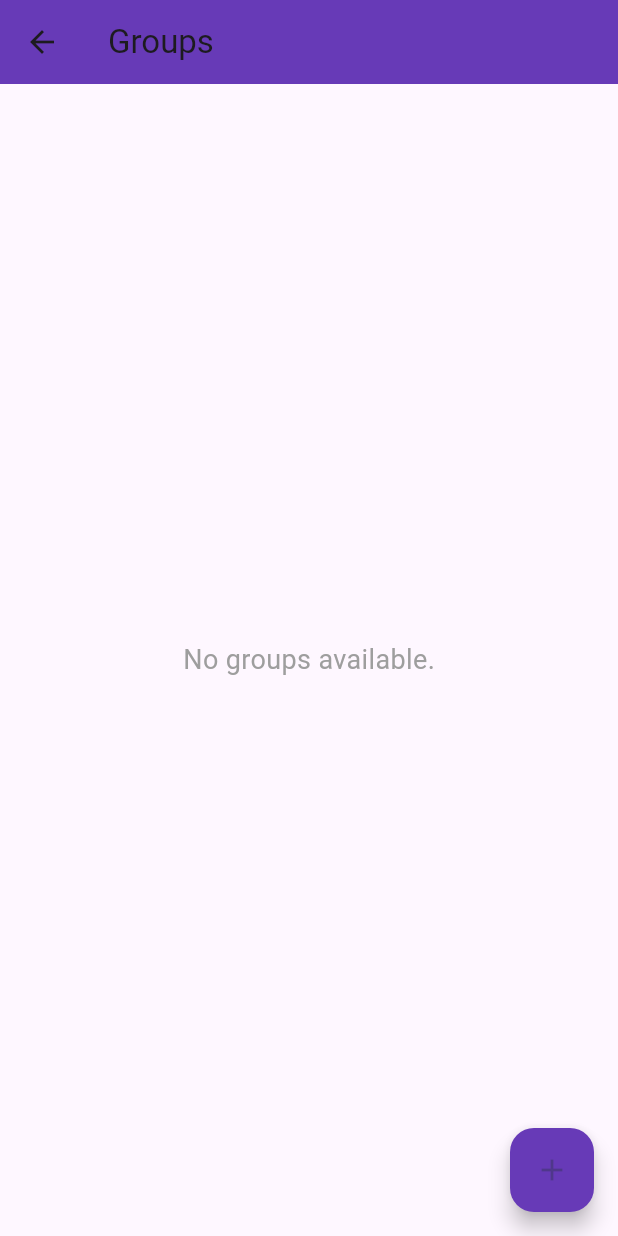
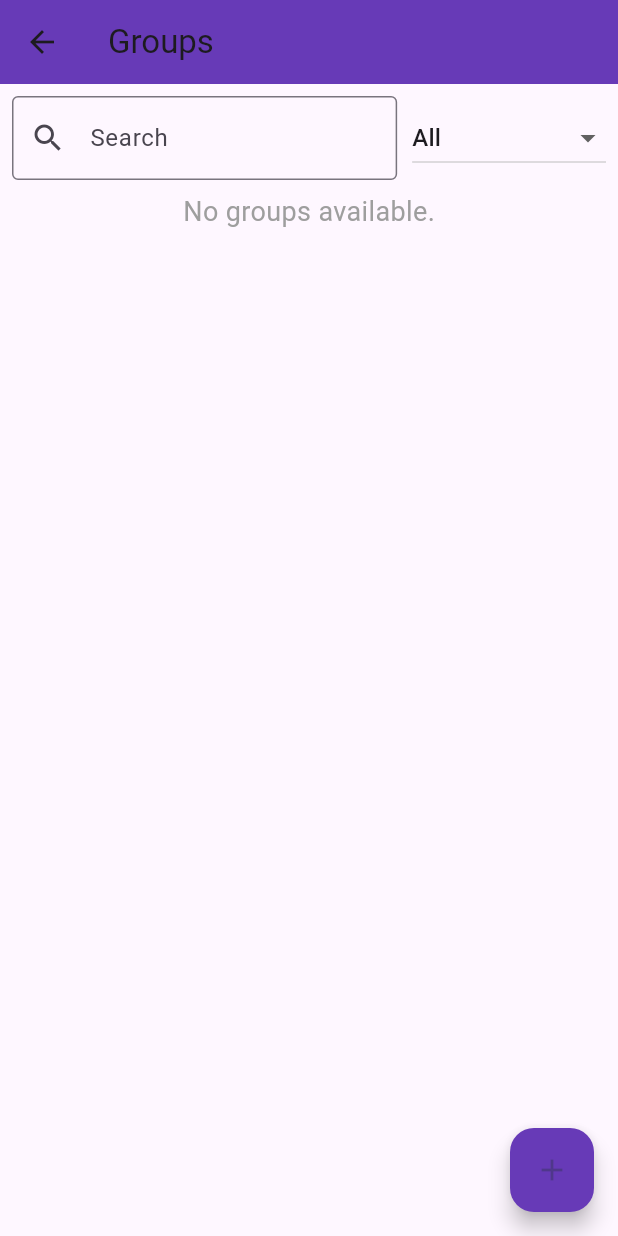
Before and after one commit to LuvinVictii/fp_ppb_e8, a Flutter app: the GroupListPage screen opened directly, on a phone screen of 412 x 824 dp. Run offline on Flutter 3.47's test engine with Material 3 defaults, Android fonts, the phone set to English and light mode, and no system bars; our stand-ins replace cloud_firestore, firebase_auth, firebase_core, multi_select_flutter, rxdart; accounts and stored records are empty.

Commit message:
feat: add filter and searh groups

```diff
--- a/lib/pages/groups/groups_list.dart
+++ b/lib/pages/groups/groups_list.dart
@@ -4,7 +4,7 @@ import 'package:flutter/material.dart';
 import 'package:fp_ppb_e8/services/groups_firestore.dart';
 
 class GroupListPage extends StatefulWidget {
-  const GroupListPage({super.key});
+  const GroupListPage({Key? key}) : super(key: key);
 
   @override
   State<GroupListPage> createState() => _GroupListPageState();
@@ -14,6 +14,15 @@ class _GroupListPageState extends State<GroupListPage> {
   final GroupService firestoreService = GroupService();
   final TextEditingController textController = TextEditingController();
   final User? currentUser = FirebaseAuth.instance.currentUser;
+  String filter = '';
+  String selectedFilter = 'All';
+
+  List<String> filterOptions = [
+    'All',
+    'Created by me',
+    'Joined by me',
+    'Not a member'
+  ];
 
   void openGroupBox({String? docID, String? currentGroupName}) {
     if (currentGroupName != null) {
@@ -69,7 +78,46 @@ class _GroupListPageState extends State<GroupListPage> {
               child: const Icon(Icons.add),
             )
           : null,
-      body: StreamBuilder<QuerySnapshot>(
+      body: Column(
+        children: [
+          Padding(
+            padding: const EdgeInsets.all(8.0),
+            child: Row(
+              children: [
+                Expanded(
+                  child: TextField(
+                    onChanged: (value) {
+                      setState(() {
+                        filter = value.toLowerCase();
+                      });
+                    },
+                    decoration: const InputDecoration(
+                      labelText: 'Search',
+                      prefixIcon: Icon(Icons.search),
+                      border: OutlineInputBorder(),
+                    ),
+                  ),
+                ),
+                const SizedBox(width: 10),
+                DropdownButton<String>(
+                  value: selectedFilter,
+                  onChanged: (String? newValue) {
+                    setState(() {
+                      selectedFilter = newValue!;
+                    });
+                  },
+                  items: filterOptions
+                      .map<DropdownMenuItem<String>>((String value) {
+                    return DropdownMenuItem<String>(
+                      value: value,
+                      child: Text(value),
+                    );
+                  }).toList(),
+                ),
+              ],
+            ),
+          ),
+          StreamBuilder<QuerySnapshot>(
             stream: firestoreService.getGroupStream(),
             builder: (context, snapshot) {
               if (snapshot.hasData) {
@@ -84,7 +132,8 @@ class _GroupListPageState extends State<GroupListPage> {
                   );
                 }
 
-            return ListView.builder(
+                return Expanded(
+                  child: ListView.builder(
                     padding: const EdgeInsets.all(8.0),
                     itemCount: groupsList.length,
                     itemBuilder: (context, index) {
@@ -95,9 +144,18 @@ class _GroupListPageState extends State<GroupListPage> {
                           document.data() as Map<String, dynamic>;
                       String groupText = data['group'];
                       List<dynamic> members = data['members'] ?? [];
+                      String createdBy = data['createdBy'];
+
+                      bool isOwner = createdBy == currentUser?.uid;
                       bool isMember = members.contains(currentUser?.uid);
-                bool isOwner = data['createdBy'] == currentUser?.uid;
 
+                      if ((filter.isEmpty ||
+                              groupText.toLowerCase().contains(filter)) &&
+                          (selectedFilter == 'All' ||
+                              (selectedFilter == 'Created by me' && isOwner) ||
+                              (selectedFilter == 'Joined by me' && isMember) ||
+                              (selectedFilter == 'Not a member' &&
+                                  !isMember))) {
                         return Card(
                           margin: const EdgeInsets.symmetric(vertical: 8.0),
                           child: ListTile(
@@ -109,14 +167,16 @@ class _GroupListPageState extends State<GroupListPage> {
                                 if (isOwner) ...[
                                   IconButton(
                                     onPressed: () => openGroupBox(
-                                docID: docID, currentGroupName: groupText),
+                                        docID: docID,
+                                        currentGroupName: groupText),
                                     icon: const Icon(Icons.edit,
                                         color: Colors.deepPurple),
                                   ),
                                   IconButton(
                                     onPressed: () =>
                                         firestoreService.deleteGroup(docID),
-                            icon: const Icon(Icons.delete, color: Colors.red),
+                                    icon: const Icon(Icons.delete,
+                                        color: Colors.red),
                                   ),
                                 ] else ...[
                                   IconButton(
@@ -128,15 +188,23 @@ class _GroupListPageState extends State<GroupListPage> {
                                       }
                                     },
                                     icon: Icon(
-                                isMember ? Icons.exit_to_app : Icons.group_add,
-                                color: isMember ? Colors.red : Colors.green),
+                                        isMember
+                                            ? Icons.exit_to_app
+                                            : Icons.group_add,
+                                        color: isMember
+                                            ? Colors.red
+                                            : Colors.green),
                                   ),
                                 ],
                               ],
                             ),
                           ),
                         );
+                      } else {
+                        return Container(); // Return an empty container if not matched with the filter
+                      }
                     },
+                  ),
                 );
               } else if (snapshot.hasError) {
                 return Center(
@@ -152,6 +220,8 @@ class _GroupListPageState extends State<GroupListPage> {
               }
             },
           ),
+        ],
+      ),
     );
   }
 }
```
Lines whose indentation alone changed are shown as unchanged.
